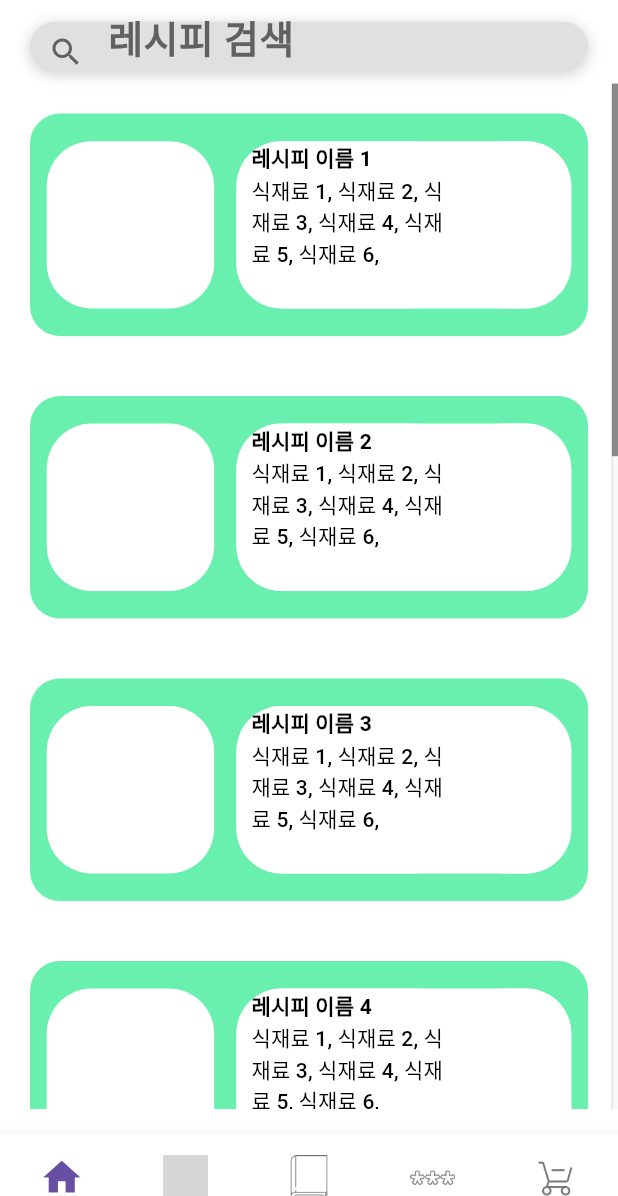
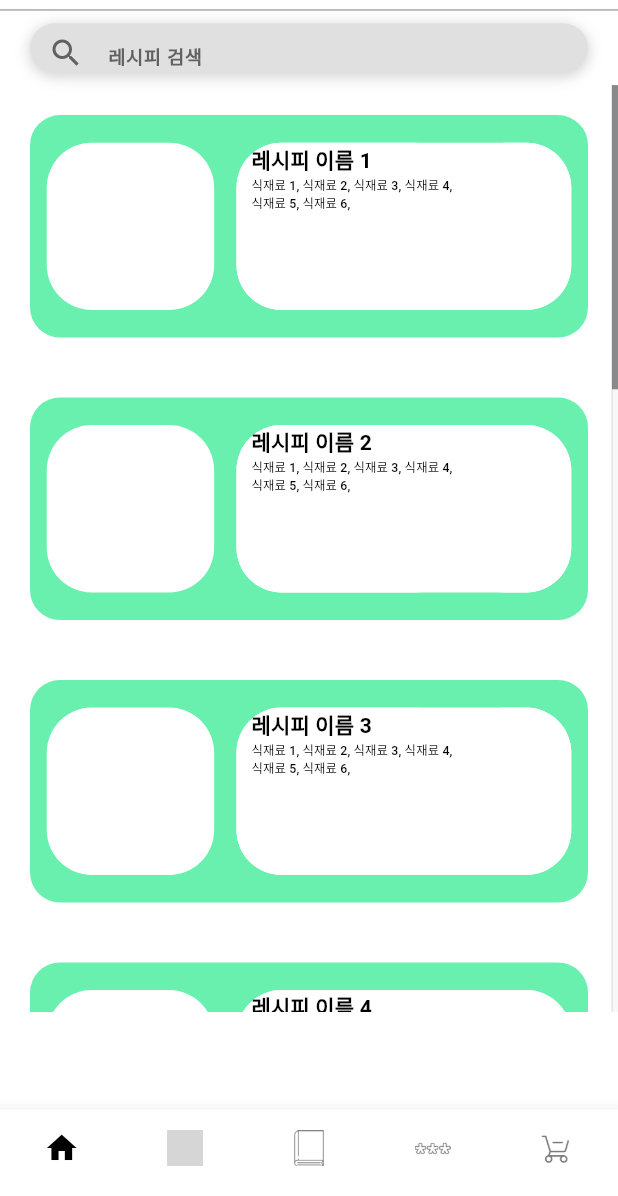
Before and after one commit to CSID-DGU/2025-2-CECD2-3-Xnd-04, a Flutter app: the FavoritesView screen opened by its route, on a phone screen of 412 x 824 dp, the part 40-1236 px from its top. Run offline on Flutter 3.47's test engine with Material 3 defaults, Android fonts, the phone set to English and light mode, and no system bars; our stand-ins replace dio, firebase_core; missing offline and left inert: kakao_flutter_sdk_user; accounts and stored records are empty; grey boxes are pictures that could not be loaded.

Commit message:
Fix : 개발자 모드 켜고 작업

```diff
--- a/Frontend/lib/Views/FavoritesView.dart
+++ b/Frontend/lib/Views/FavoritesView.dart
@@ -86,7 +86,7 @@ class FavoritesPage extends State<FavoritesView> {
                     textAlignVertical: TextAlignVertical.center,
                     decoration: InputDecoration(
                       hintText: (_searchQuery.isEmpty) ? '레시피 검색' : null,
-                      hintStyle: TextStyle(color: Colors.grey[700], fontSize: 25, fontWeight: FontWeight.bold),
+                      hintStyle: TextStyle(color: Colors.grey[700], fontSize: screenHeight * 0.015, fontWeight: FontWeight.bold),
                       prefixIcon: IconButton(
                         icon: Icon(Icons.search, color: Colors.grey[700]),
                         onPressed: () {
@@ -116,7 +116,7 @@ class FavoritesPage extends State<FavoritesView> {
                   ),
                 ),
                 Container(
-                  height: screenHeight * 0.83,
+                  height: screenHeight * 0.75,
                   child: Scrollbar(
                       controller: _scrollController,
                       thumbVisibility: true,
@@ -195,7 +195,7 @@ class FavoritesPage extends State<FavoritesView> {
                                                                     Text(recipe.recipeName!,
                                                                         style: TextStyle(
                                                                             color: Colors.black,
-                                                                            fontWeight: FontWeight.bold
+                                                                            fontWeight: FontWeight.bold,
                                                                         )
                                                                     ),
                                                                   ]
@@ -214,7 +214,7 @@ class FavoritesPage extends State<FavoritesView> {
                                                                         SizedBox(width: 10),
                                                                         Flexible(
                                                                             child: Text(ingredientsTypes[recipe.recipeNum!],
-                                                                                style: TextStyle(color: Colors.black)
+                                                                                style: TextStyle(color: Colors.black, fontSize: screenHeight * 0.01)
                                                                             )
                                                                         )
                                                                       ]
--- a/Frontend/lib/Views/IngredientsView.dart
+++ b/Frontend/lib/Views/IngredientsView.dart
@@ -163,10 +163,10 @@ class IngredientsPage extends State<IngredientsView> {
                                           backgroundColor: Colors.primaries[Random().nextInt(Colors.primaries.length)],
                                           shape: RoundedRectangleBorder(
                                             borderRadius: BorderRadius.circular(20)
-                                          )
+                                          ),
+                                          padding: EdgeInsets.zero,
                                         ),
-                                        child: Text('식재료 ${index + 1}'),
-
+                                        child: Text('식재료 ${index + 1}', style: TextStyle(fontSize:screenHeight * 0.01)),
                                       )
                                     ),
                                   ),
--- a/Frontend/lib/Views/MainFrameView.dart
+++ b/Frontend/lib/Views/MainFrameView.dart
@@ -34,9 +34,12 @@ class mainAppBar extends StatelessWidget{
     double screenWidth = MediaQuery.of(context).size.width;
     double screenHeight = MediaQuery.of(context).size.height;
 
-    return Container(
+    return Column(
+      mainAxisAlignment: MainAxisAlignment.start,
+      children: <Widget>[
+        Container(
           height : screenHeight * 0.04,
-      color: Color(0xFFFFFFFF),
+          color: Colors.white,
           child: Row(
             mainAxisAlignment: MainAxisAlignment.start,
             children: <Widget>[
@@ -51,7 +54,7 @@ class mainAppBar extends StatelessWidget{
                 width: screenWidth * 0.1,
                 child: FilledButton(
                   onPressed: () {
-                  Navigator.of(context).pushNamed('/' + pages[6].toString());
+                    Navigator.of(context).pushNamed('/' + pages[7].toString());
                   },
                   child: Image.asset('assets/images/alert.png', width: screenWidth * 0.05, height: screenWidth * 0.05, fit: BoxFit.cover),
                   style: FilledButton.styleFrom(
@@ -64,7 +67,7 @@ class mainAppBar extends StatelessWidget{
                 width: screenWidth * 0.1,
                 child: FilledButton(
                   onPressed: () {
-                  Navigator.of(context).pushNamed('/' + pages[7].toString());
+                    Navigator.of(context).pushNamed('/' + pages[8].toString());
                   },
                   child: Image.asset('assets/images/setting.png', width: screenWidth * 0.05, height: screenWidth * 0.05, fit: BoxFit.cover),
                   style: FilledButton.styleFrom(
@@ -75,6 +78,12 @@ class mainAppBar extends StatelessWidget{
               )
             ],
           ),
+        ),
+        Container(
+          color: Colors.grey[700],
+          child: Divider(height: 1)
+        ),
+      ]
     );
   }
 }
@@ -154,37 +163,40 @@ class MainBottomBar extends State<MainBottomView> {
     double screenWidth = MediaQuery.of(context).size.width;
     double screenHeight = MediaQuery.of(context).size.height;
 
-    return Container(
-      height: screenHeight * 0.05,
+    return SafeArea(
+      child: Container(
+        height: screenHeight * 0.07,
         child: BottomNavigationBar(
           onTap: onItemTapped,
           showSelectedLabels: false,
           showUnselectedLabels: false,
           type: BottomNavigationBarType.fixed,
           backgroundColor: const Color(0xFFFFFFFF),
+          selectedItemColor: Colors.black,
           items: const [
             BottomNavigationBarItem(
-            icon: Icon(Icons.home, size: 30),
+              icon: Icon(Icons.home),
               label: 'home',
             ),
             BottomNavigationBarItem(
-            icon: ImageIcon(AssetImage('assets/images/menu.png'), size: 30),
+              icon: ImageIcon(AssetImage('assets/images/menu.png')),
               label: 'refrigerator',
             ),
             BottomNavigationBarItem(
-            icon: ImageIcon(AssetImage('assets/images/recipe.png'), size: 30),
+              icon: ImageIcon(AssetImage('assets/images/recipe.png')),
               label: 'recipe',
             ),
             BottomNavigationBarItem(
-            icon: ImageIcon(AssetImage('assets/images/favorits.png'), size: 30),
+              icon: ImageIcon(AssetImage('assets/images/favorits.png')),
               label: 'favorits',
             ),
             BottomNavigationBarItem(
-            icon: ImageIcon(AssetImage('assets/images/cart.png'), size: 30),
+              icon: ImageIcon(AssetImage('assets/images/cart.png')),
               label: 'cart',
             ),
           ],
         )
+      )
     );
   }
 }
--- a/Frontend/lib/Views/RecipeView.dart
+++ b/Frontend/lib/Views/RecipeView.dart
@@ -165,7 +165,9 @@ class RecipePage extends State<RecipeView> {
                                                             SizedBox(width: 10),
                                                             Flexible(
                                                                 child: Text(ingredientsTypes[recipe.recipeNum!],
-                                                                  style: TextStyle(color: Colors.black)
+                                                                  style: TextStyle(color: Colors.black,
+                                                                    fontSize: screenHeight * 0.01
+                                                                  )
                                                                 )
                                                             )
                                                           ]
@@ -221,7 +223,7 @@ class RecipePage extends State<RecipeView> {
           textAlignVertical: TextAlignVertical.center,
           decoration: InputDecoration(
             hintText: (_searchQuery.isEmpty) ? '레시피 검색' : null,
-            hintStyle: TextStyle(color: Colors.grey[700], fontSize: 25, fontWeight: FontWeight.bold),
+            hintStyle: TextStyle(color: Colors.grey[700], fontSize: screenHeight * 0.015, fontWeight: FontWeight.bold),
             prefixIcon: IconButton(
               icon: Icon(Icons.search, color: Colors.grey[700]),
               onPressed: () {
```
Also changed, not shown: Frontend/lib/MordalViews/RecipeMordal.dart (+11 -11 lines), Frontend/lib/Views/HomeView.dart (+8 -8 lines), Frontend/lib/Views/IngredientsInfoView.dart (+13 -13 lines), 1 other file. Lines whose indentation alone changed are shown as unchanged.
